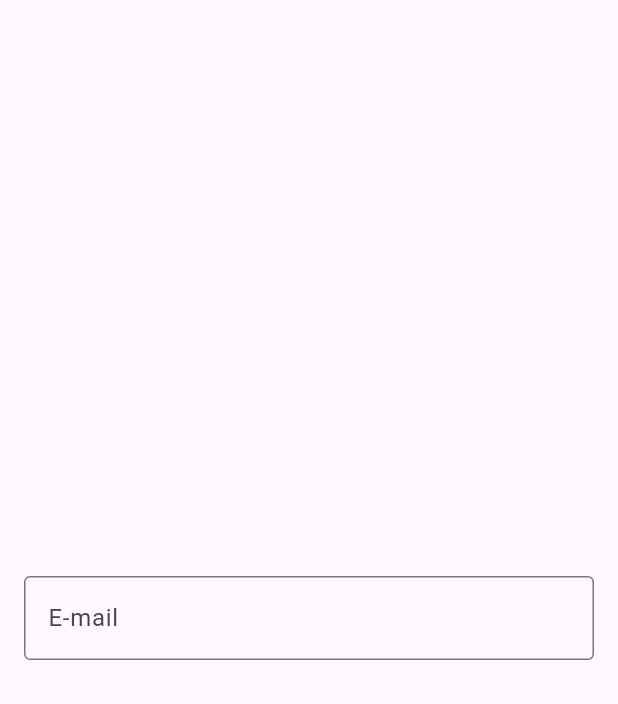
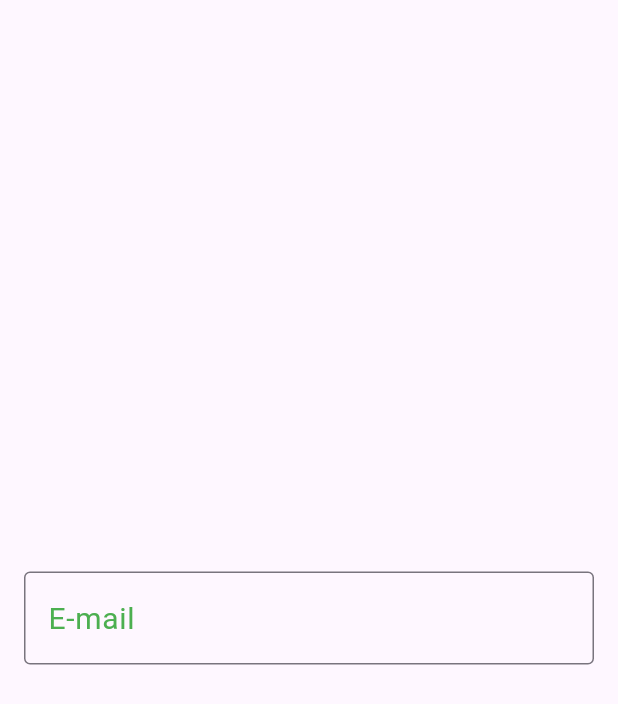
Before and after one commit to Jeanlucascastro/Lista, a Flutter app: the screen it shows after launch, on a phone screen of 412 x 824 dp. Shown: the top 704 px of the screen. Run offline on Flutter 3.47's test engine with Material 3 defaults, Android fonts, the light colour scheme and no system bars.

Commit message:
Parametros de personalizacao

```diff
--- a/lib/pages/todo_lista_page.dart
+++ b/lib/pages/todo_lista_page.dart
@@ -15,8 +15,19 @@ class TodoListPage extends StatelessWidget {
               labelText: 'E-mail',
               hintText: 'exemplo@gmail.corm',
               border: OutlineInputBorder(),
+              prefixText: 'R\$ ',
+              suffixText: 'cm',
+              labelStyle: TextStyle(
+                fontSize: 20,
+                color: Colors.green
+              )
             ),
             obscureText: false,
+            keyboardType: TextInputType.datetime,
+            style: TextStyle(
+              fontSize: 20,
+              color: Colors.green
+            ),
           ),
         ),
       )
```
